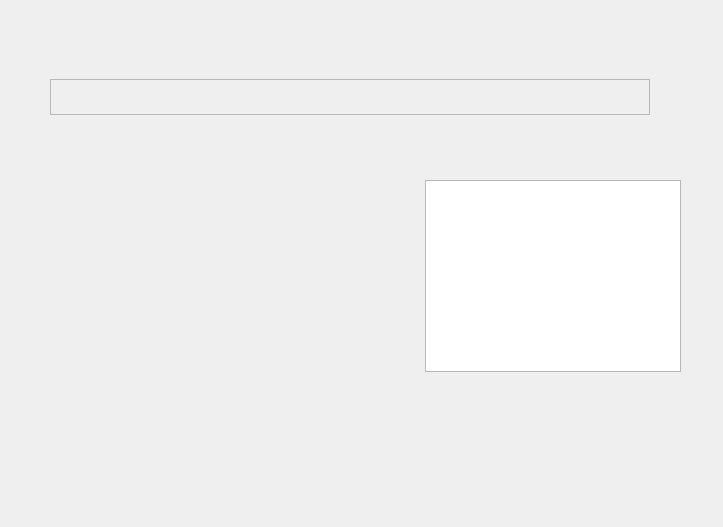
Above: src/dialogs/FilenameLayoutDialog.ui from KDE/amarok before the change. Below: the same form after it.
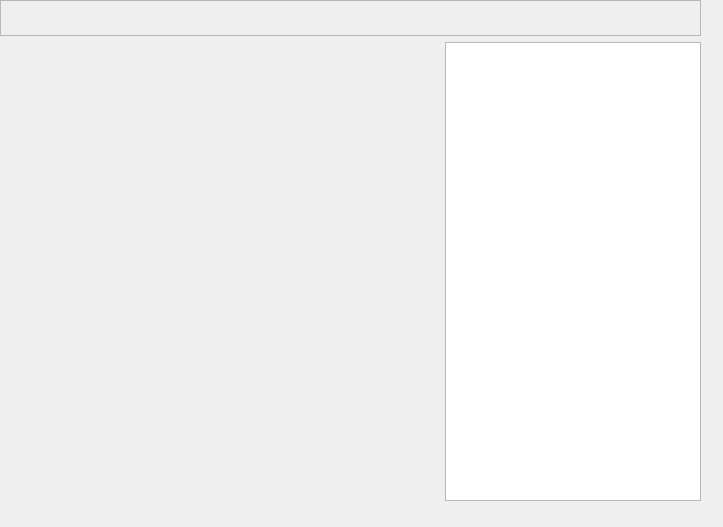
That is the form after the change. Custom widgets are drawn as their Qt base class.

Commit message: Fixed the layouts, the interface is more robust now.

```diff
--- a/src/dialogs/FilenameLayoutDialog.ui
+++ b/src/dialogs/FilenameLayoutDialog.ui
@@ -15,20 +15,29 @@
   <property name="windowTitle" >
    <string>Dialog</string>
   </property>
-  <widget class="QWidget" name="layoutWidget" >
+  <property name="modal" >
+   <bool>true</bool>
+  </property>
+  <widget class="QWidget" native="1" name="widget" >
    <property name="geometry" >
     <rect>
-     <x>50</x>
-     <y>20</y>
-     <width>631</width>
-     <height>411</height>
+     <x>0</x>
+     <y>0</y>
+     <width>701</width>
+     <height>501</height>
     </rect>
    </property>
+   <property name="sizePolicy" >
+    <sizepolicy vsizetype="Expanding" hsizetype="Expanding" >
+     <horstretch>0</horstretch>
+     <verstretch>0</verstretch>
+    </sizepolicy>
+   </property>
    <layout class="QVBoxLayout" name="verticalLayout" >
     <item>
      <widget class="FilenameLayoutWidget" name="filenameLayout" >
       <property name="sizePolicy" >
-       <sizepolicy vsizetype="Fixed" hsizetype="Fixed" >
+       <sizepolicy vsizetype="Fixed" hsizetype="MinimumExpanding" >
         <horstretch>0</horstretch>
         <verstretch>0</verstretch>
        </sizepolicy>
@@ -41,7 +50,7 @@
       </property>
       <property name="maximumSize" >
        <size>
-        <width>300</width>
+        <width>30000</width>
         <height>36</height>
        </size>
       </property>
@@ -55,13 +64,23 @@
     </item>
     <item>
      <layout class="QHBoxLayout" name="horizontalLayout" >
+      <property name="sizeConstraint" >
+       <enum>QLayout::SetDefaultConstraint</enum>
+      </property>
       <item>
-       <widget class="KButtonGroup" name="optionsFrame" />
+       <widget class="KButtonGroup" name="optionsFrame" >
+        <property name="sizePolicy" >
+         <sizepolicy vsizetype="MinimumExpanding" hsizetype="Preferred" >
+          <horstretch>0</horstretch>
+          <verstretch>0</verstretch>
+         </sizepolicy>
+        </property>
+       </widget>
       </item>
       <item>
        <widget class="TokenListWidget" name="tokenPool" >
         <property name="sizePolicy" >
-         <sizepolicy vsizetype="Maximum" hsizetype="Fixed" >
+         <sizepolicy vsizetype="MinimumExpanding" hsizetype="Fixed" >
           <horstretch>0</horstretch>
           <verstretch>0</verstretch>
          </sizepolicy>
```
Left out of the diff: 4 changed lines with no effect on the pictures. The commit also changes 1 other file.
